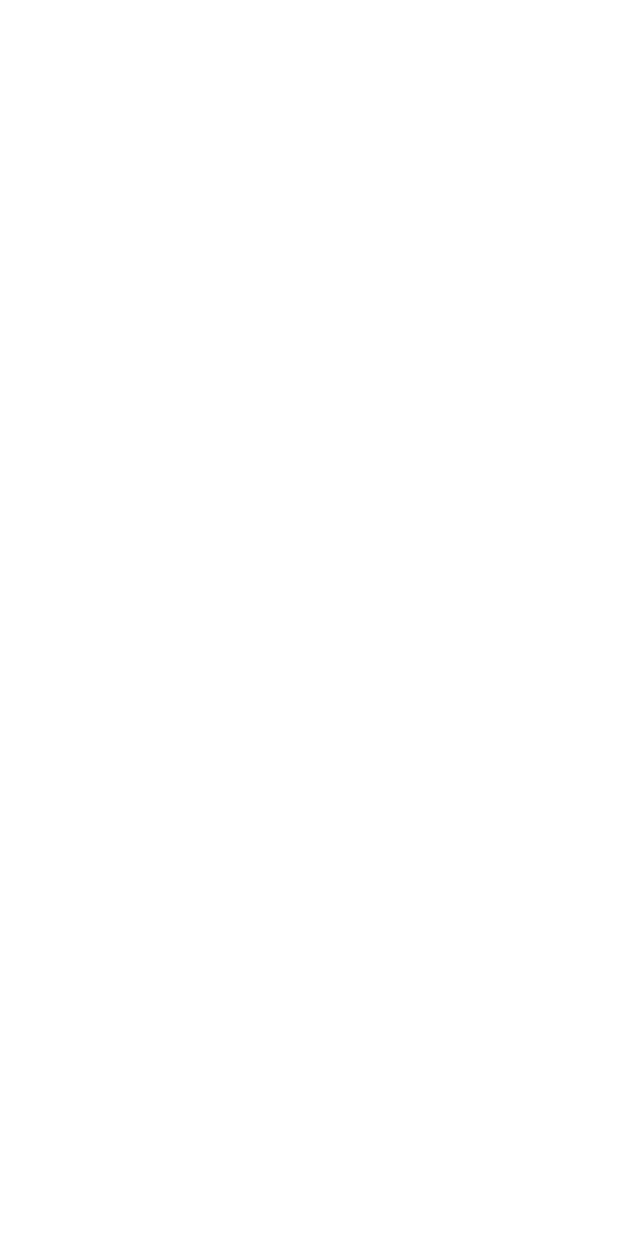
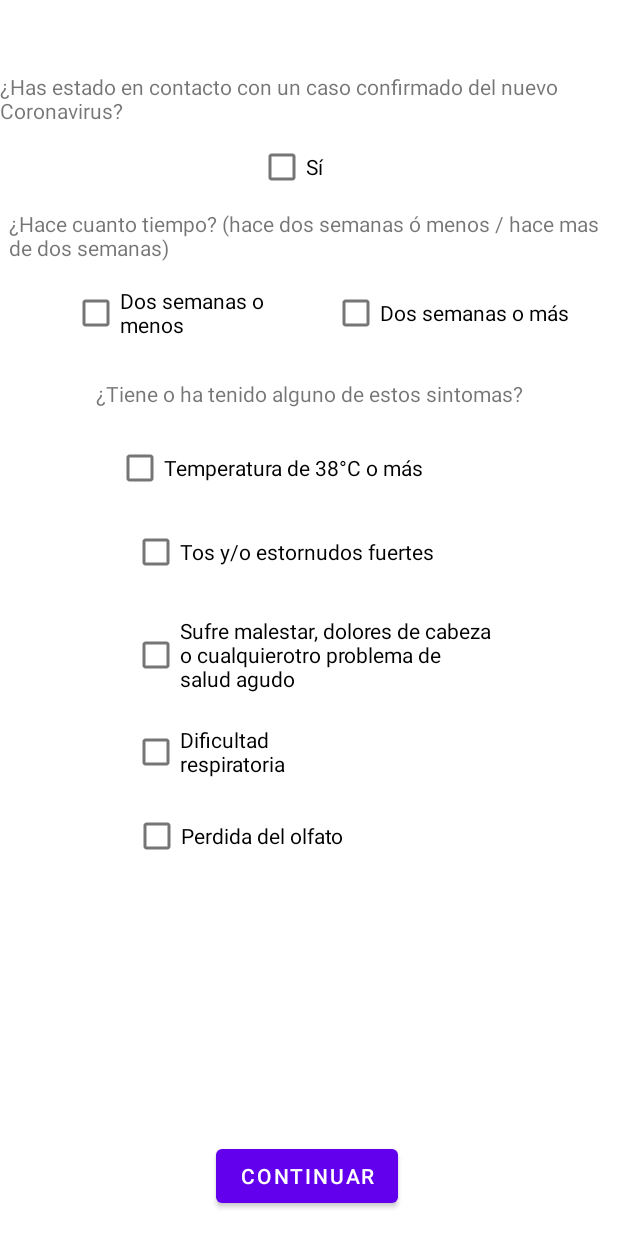
Before and after one commit to Karen89K/ProyectoICM, an Android app: the Formulario screen opened directly, with no data from a screen before it, on a phone screen of 412 x 824 dp. Before the commit the screen is empty. Run offline under Robolectric (Android 15) with nearby library versions, the phone set to English and light mode, and no system bars.

Commit message:
Formulario - logica basica

```diff
--- a/app/src/main/java/com/teamdinamita/proyectoeventosicm/Formulario.java
+++ b/app/src/main/java/com/teamdinamita/proyectoeventosicm/Formulario.java
@@ -2,13 +2,178 @@ package com.teamdinamita.proyectoeventosicm;
 
 import androidx.appcompat.app.AppCompatActivity;
 
+import android.content.Intent;
 import android.os.Bundle;
+import android.view.View;
+import android.widget.Button;
+import android.widget.CheckBox;
+import android.widget.CompoundButton;
+import android.widget.CompoundButton.OnCheckedChangeListener;
+import android.widget.TextView;
+import android.widget.Toast;
 
 public class Formulario extends AppCompatActivity {
-
+    CheckBox formulario [] = new CheckBox[7];
+    TextView texto [] = new TextView[2];
+    Boolean contactot1=false;
+    Boolean temperatura=false;
+    Boolean resfriado=false;
+    Boolean dolor=false;
+    Boolean respiracion =false;
+    Boolean cbt2=false;
+    Boolean olfato = false;
+    Button btn_validar;
+    int puntaje=0;
     @Override
     protected void onCreate(Bundle savedInstanceState) {
         super.onCreate(savedInstanceState);
         setContentView(R.layout.activity_formulario);
+        initUI();
+
     }
+
+    private void initUI() {
+        //txt
+        texto[0] = (TextView) findViewById(R.id.txt_contacto_tiempo);
+        texto[1] = (TextView) findViewById(R.id.txt_sintomas);
+
+        //check
+        formulario[0] = (CheckBox) findViewById(R.id.cb_contactot1);
+        formulario[0].setOnClickListener(new View.OnClickListener() {
+            @Override
+            public void onClick(View v) {
+                formulario[1].setEnabled(false);
+                if(!contactot1){
+                    contactot1=true;
+                    puntaje++;
+                }else{
+                    contactot1=false;
+                    formulario[1].setEnabled(true);
+                    puntaje--;
+                }
+            }
+        });
+
+        formulario[1] = (CheckBox) findViewById(R.id.cb_contactot2);
+        formulario[1].setOnClickListener(new View.OnClickListener() {
+            @Override
+            public void onClick(View v) {
+                if(!cbt2){
+                    formulario[0].setEnabled(cbt2);
+                    cbt2=true;
+                }else {
+                    formulario[0].setEnabled(cbt2);
+                    cbt2=false;
+                }
+
+            }
+        });
+
+
+
+
+        formulario[2] = (CheckBox) findViewById(R.id.cb_sint_temp);
+        formulario[2].setOnClickListener(new View.OnClickListener() {
+            @Override
+            public void onClick(View v) {
+                if(!temperatura){
+                    temperatura=true;
+                    puntaje++;
+                }else{
+                    temperatura=false;
+                    puntaje--;
+                }
+            }
+        });
+
+
+
+        formulario[3]= (CheckBox) findViewById(R.id.cb_sint_estornudo);
+        formulario[3].setOnClickListener(new View.OnClickListener() {
+            @Override
+            public void onClick(View v) {
+                if(!resfriado){
+                    resfriado=true;
+                    puntaje++;
+                }else{
+                    resfriado=false;
+                    puntaje--;
+                }
+            }
+        });
+
+
+
+
+        formulario[4]= (CheckBox) findViewById(R.id.cb_sint_cuerpo);
+        formulario[4].setOnClickListener(new View.OnClickListener() {
+            @Override
+            public void onClick(View v) {
+                if(!dolor){
+                    dolor=true;
+                    puntaje++;
+                }else{
+                    dolor=false;
+                    puntaje--;
+                }
+            }
+        });
+
+        formulario[5]= (CheckBox) findViewById(R.id.cb_sint_respiracion);
+        formulario[5].setOnClickListener(new View.OnClickListener() {
+            @Override
+            public void onClick(View v) {
+                if(!respiracion){
+                    respiracion=true;
+                    puntaje++;
+                }else{
+                    respiracion=false;
+                    puntaje--;
+                }
+            }
+        });
+
+
+
+        formulario[6] = (CheckBox) findViewById(R.id.cb_sint_olfato);
+        formulario[6].setOnClickListener(new View.OnClickListener() {
+            @Override
+            public void onClick(View v) {
+                if(!olfato){
+                    olfato=true;
+                    puntaje++;
+                }else{
+                    olfato=false;
+                    puntaje--;
+                }
+            }
+        });
+
+        //boton
+        this.btn_validar = (Button) findViewById(R.id.btn_validarFormulario);
+        this.btn_validar.setOnClickListener(new View.OnClickListener() {
+            @Override
+            public void onClick(View v) {
+                if(puntaje <= 2){
+                    //cambiar a todos los eventos de la app
+                    Intent intent = new Intent(Formulario.this, Eventos.class);
+                    startActivity(intent);
+                }else{
+                    if(puntaje >=3){
+                        Toast.makeText(getApplicationContext(),"T la kreiste",Toast.LENGTH_SHORT).show();
+                    }
+                }
+            }
+        });
+
+
+
+
+    }
+
+
+
+
+
+
 }
--- a/app/src/main/java/com/teamdinamita/proyectoeventosicm/Registro.java
+++ b/app/src/main/java/com/teamdinamita/proyectoeventosicm/Registro.java
@@ -2,6 +2,7 @@ package com.teamdinamita.proyectoeventosicm;
 
 import androidx.appcompat.app.AppCompatActivity;
 
+import android.app.DownloadManager;
 import android.app.ProgressDialog;
 import android.content.Intent;
 import android.os.Bundle;
@@ -9,6 +10,7 @@ import android.view.View;
 import android.widget.Button;
 import android.widget.EditText;
 import android.widget.Toast;
+
 
 import com.android.volley.AuthFailureError;
 import com.android.volley.Request;
@@ -72,7 +74,7 @@ public class Registro extends AppCompatActivity {
             return;
         } else {
             progressDialog.show();
-            StringRequest request = new StringRequest(Request.Method.POST, "https://zjbicqfh.lucusvirtual.es/insertar.php",
+            StringRequest request = new StringRequest(Request.Method.POST, "-",
                     new Response.Listener<String>() {
                         @Override
                         public void onResponse(String response) {
--- a/app/src/main/res/layout/activity_formulario.xml
+++ b/app/src/main/res/layout/activity_formulario.xml
@@ -6,4 +6,129 @@
     android:layout_height="match_parent"
     tools:context=".Formulario">
 
+    <TextView
+        android:id="@+id/textView19"
+        android:layout_width="wrap_content"
+        android:layout_height="wrap_content"
+        android:layout_marginTop="48dp"
+        android:text="¿Has estado en contacto con un caso confirmado del nuevo Coronavirus?"
+        app:layout_constraintStart_toStartOf="parent"
+        app:layout_constraintTop_toTopOf="parent" />
+
+    <TextView
+        android:id="@+id/txt_contacto_tiempo"
+        android:layout_width="400dp"
+        android:layout_height="37dp"
+        android:layout_marginTop="4dp"
+        android:text="¿Hace cuanto tiempo? (hace dos semanas ó menos / hace mas de dos semanas)"
+        app:layout_constraintEnd_toEndOf="parent"
+        app:layout_constraintStart_toStartOf="parent"
+        app:layout_constraintTop_toBottomOf="@+id/cb_contacto" />
+
+    <TextView
+        android:id="@+id/txt_sintomas"
+        android:layout_width="wrap_content"
+        android:layout_height="wrap_content"
+        android:layout_marginTop="20dp"
+        android:text="¿Tiene o ha tenido alguno de estos sintomas?"
+        app:layout_constraintEnd_toEndOf="parent"
+        app:layout_constraintStart_toStartOf="parent"
+        app:layout_constraintTop_toBottomOf="@+id/cb_contactot1" />
+
+    <CheckBox
+        android:id="@+id/cb_contacto"
+        android:layout_width="62dp"
+        android:layout_height="48dp"
+        android:layout_marginStart="172dp"
+        android:layout_marginTop="4dp"
+        android:text="Sí"
+        app:layout_constraintStart_toStartOf="parent"
+        app:layout_constraintTop_toBottomOf="@+id/textView19" />
+
+    <CheckBox
+        android:id="@+id/cb_contactot1"
+        android:layout_width="153dp"
+        android:layout_height="48dp"
+        android:layout_marginStart="48dp"
+        android:layout_marginTop="8dp"
+        android:text="Dos semanas o menos"
+        app:layout_constraintStart_toStartOf="parent"
+        app:layout_constraintTop_toBottomOf="@+id/txt_contacto_tiempo" />
+
+    <CheckBox
+        android:id="@+id/cb_contactot2"
+        android:layout_width="158dp"
+        android:layout_height="48dp"
+        android:layout_marginStart="20dp"
+        android:layout_marginTop="8dp"
+        android:text="Dos semanas o más"
+        app:layout_constraintStart_toEndOf="@+id/cb_contactot1"
+        app:layout_constraintTop_toBottomOf="@+id/txt_contacto_tiempo" />
+
+    <CheckBox
+        android:id="@+id/cb_sint_temp"
+        android:layout_width="271dp"
+        android:layout_height="48dp"
+        android:layout_marginStart="-10dp"
+        android:layout_marginTop="16dp"
+        android:text="Temperatura de 38°C o más "
+        android:textAlignment="textStart"
+        app:layout_constraintEnd_toEndOf="parent"
+        app:layout_constraintHorizontal_bias="0.58"
+        app:layout_constraintStart_toStartOf="parent"
+        app:layout_constraintTop_toBottomOf="@+id/txt_sintomas" />
+
+    <CheckBox
+        android:id="@+id/cb_sint_cuerpo"
+        android:layout_width="240dp"
+        android:layout_height="73dp"
+        android:layout_marginStart="88dp"
+        android:layout_marginTop="8dp"
+        android:text="Sufre malestar, dolores de cabeza o cualquierotro problema de salud agudo"
+        android:textAlignment="viewStart"
+        android:textAllCaps="false"
+        android:textSize="14sp"
+        app:layout_constraintStart_toStartOf="parent"
+        app:layout_constraintTop_toBottomOf="@+id/cb_sint_estornudo" />
+
+    <CheckBox
+        android:id="@+id/cb_sint_respiracion"
+        android:layout_width="161dp"
+        android:layout_height="48dp"
+        android:layout_marginStart="88dp"
+        android:layout_marginTop="4dp"
+        android:text="Dificultad respiratoria "
+        app:layout_constraintStart_toStartOf="parent"
+        app:layout_constraintTop_toBottomOf="@+id/cb_sint_cuerpo" />
+
+    <CheckBox
+        android:id="@+id/cb_sint_estornudo"
+        android:layout_width="239dp"
+        android:layout_height="48dp"
+        android:layout_marginStart="88dp"
+        android:layout_marginTop="8dp"
+        android:text="Tos y/o estornudos fuertes "
+        app:layout_constraintStart_toStartOf="parent"
+        app:layout_constraintTop_toBottomOf="@+id/cb_sint_temp" />
+
+    <Button
+        android:id="@+id/btn_validarFormulario"
+        android:layout_width="wrap_content"
+        android:layout_height="wrap_content"
+        android:layout_marginStart="144dp"
+        android:layout_marginBottom="16dp"
+        android:text="Continuar"
+        app:layout_constraintBottom_toBottomOf="parent"
+        app:layout_constraintStart_toStartOf="parent" />
+
+    <CheckBox
+        android:id="@+id/cb_sint_olfato"
+        android:layout_width="wrap_content"
+        android:layout_height="wrap_content"
+        android:layout_marginTop="8dp"
+        android:text="Perdida del olfato"
+        app:layout_constraintEnd_toEndOf="parent"
+        app:layout_constraintHorizontal_bias="0.328"
+        app:layout_constraintStart_toStartOf="parent"
+        app:layout_constraintTop_toBottomOf="@+id/cb_sint_respiracion" />
 </androidx.constraintlayout.widget.ConstraintLayout>
```
Also changed, not shown: app/src/main/AndroidManifest.xml (+6 -3 lines), app/src/main/java/com/teamdinamita/proyectoeventosicm/Eventos.java (added, +14 -0 lines), app/src/main/java/com/teamdinamita/proyectoeventosicm/RegistrarEvento.java (+32 -5 lines), app/src/main/res/layout/activity_eventos.xml (added, +9 -0 lines).
